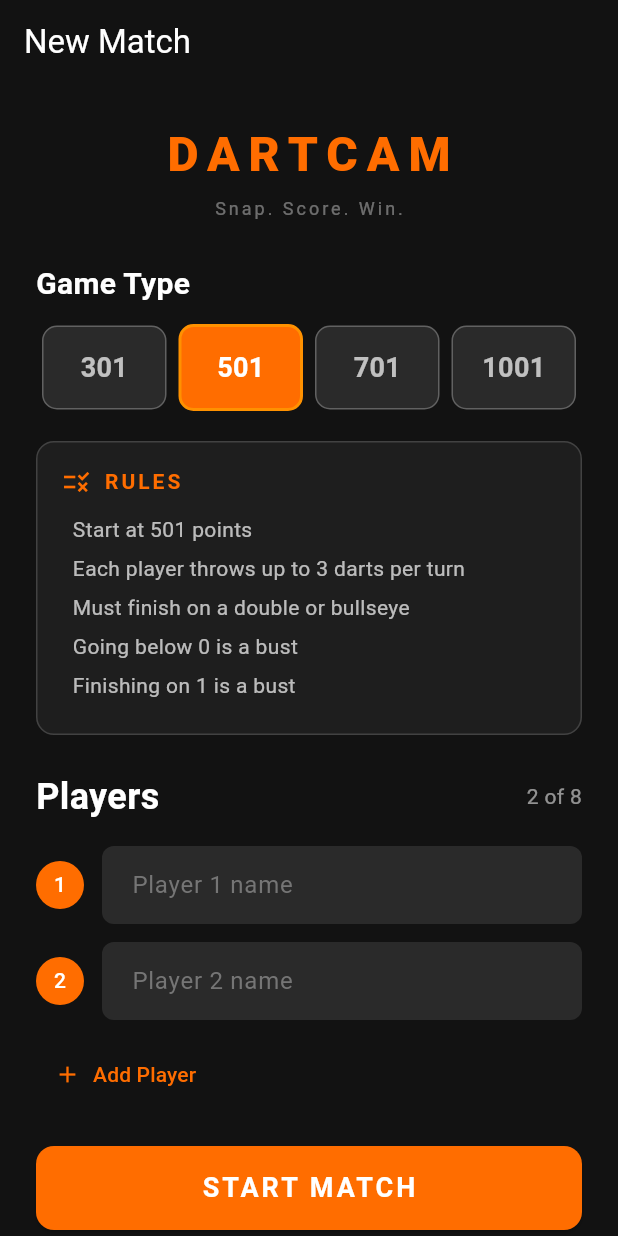
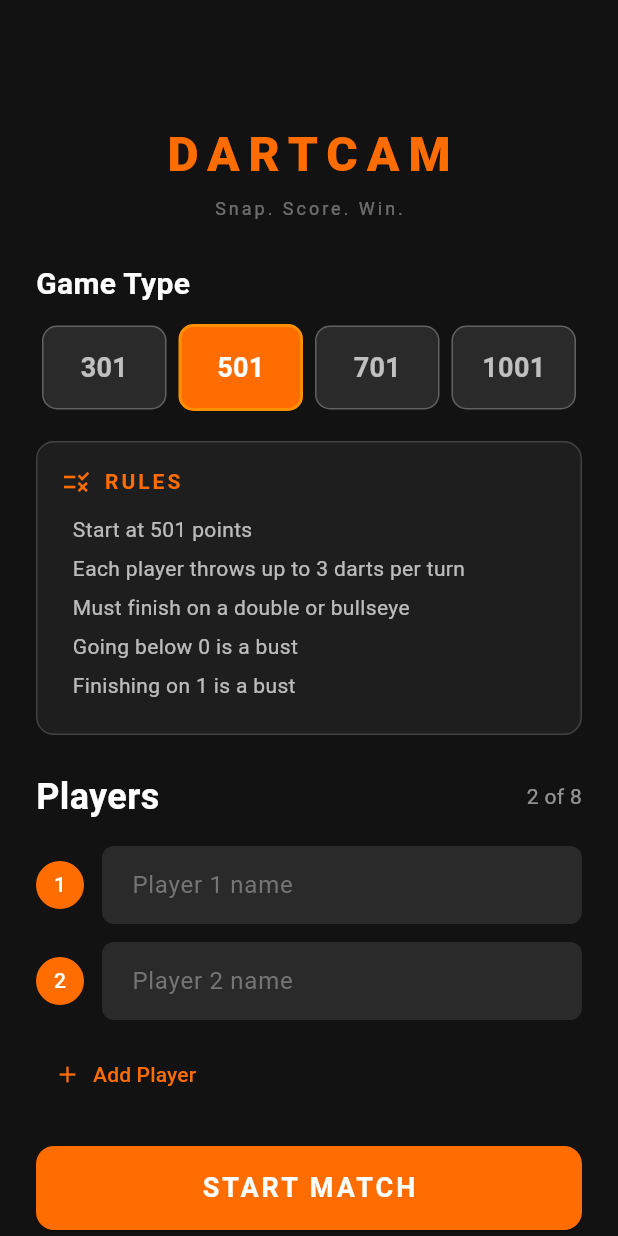
Before and after one commit to sayanmohsin/dartcam, a Flutter app: the screen it shows after launch, on a phone screen of 412 x 824 dp. Run offline on Flutter 3.47's test engine with Material 3 defaults, Android fonts, the phone set to English and light mode, and no system bars; our stand-ins replace flutter_svg, image_picker, shared_preferences.

Commit message:
fix: GitHub URL launching, remove redundant title, add match persistence with auto-resume

```diff
--- a/lib/data/models/match_state.dart
+++ b/lib/data/models/match_state.dart
@@ -37,4 +37,25 @@ class DartMatchState {
   PlayerProfile get activePlayer => players[activePlayerIndex];
 
   bool get isCompleted => status == MatchStatus.completed;
+
+  Map<String, dynamic> toJson() => {
+        'gameType': gameType,
+        'activePlayerIndex': activePlayerIndex,
+        'players': players.map((p) => p.toJson()).toList(),
+        'history': history.map((h) => h.toJson()).toList(),
+        'status': status.index,
+      };
+
+  factory DartMatchState.fromJson(Map<String, dynamic> json) =>
+      DartMatchState(
+        gameType: json['gameType'] as int,
+        activePlayerIndex: json['activePlayerIndex'] as int,
+        players: (json['players'] as List)
+            .map((p) => PlayerProfile.fromJson(p as Map<String, dynamic>))
+            .toList(),
+        history: (json['history'] as List)
+            .map((h) => TurnMutation.fromJson(h as Map<String, dynamic>))
+            .toList(),
+        status: MatchStatus.values[json['status'] as int],
+      );
 }
--- a/lib/data/models/player_profile.dart
+++ b/lib/data/models/player_profile.dart
@@ -20,4 +20,16 @@ class PlayerProfile {
       currentScore: currentScore ?? this.currentScore,
     );
   }
+
+  Map<String, dynamic> toJson() => {
+        'id': id,
+        'name': name,
+        'currentScore': currentScore,
+      };
+
+  factory PlayerProfile.fromJson(Map<String, dynamic> json) => PlayerProfile(
+        id: json['id'] as String,
+        name: json['name'] as String,
+        currentScore: json['currentScore'] as int,
+      );
 }
--- a/lib/data/models/turn_mutation.dart
+++ b/lib/data/models/turn_mutation.dart
@@ -10,4 +10,18 @@ class TurnMutation {
     required this.totalTurnScore,
     required this.scoreBeforeTurn,
   });
+
+  Map<String, dynamic> toJson() => {
+        'playerId': playerId,
+        'detectedScores': detectedScores,
+        'totalTurnScore': totalTurnScore,
+        'scoreBeforeTurn': scoreBeforeTurn,
+      };
+
+  factory TurnMutation.fromJson(Map<String, dynamic> json) => TurnMutation(
+        playerId: json['playerId'] as String,
+        detectedScores: List<int>.from(json['detectedScores'] as List),
+        totalTurnScore: json['totalTurnScore'] as int,
+        scoreBeforeTurn: json['scoreBeforeTurn'] as int,
+      );
 }
--- a/lib/data/state/match_state_manager.dart
+++ b/lib/data/state/match_state_manager.dart
@@ -1,10 +1,14 @@
+import 'dart:convert';
 import 'package:flutter/foundation.dart';
+import 'package:shared_preferences/shared_preferences.dart';
 import 'package:uuid/uuid.dart';
 import '../models/match_state.dart';
 import '../models/player_profile.dart';
 import '../models/turn_mutation.dart';
 import '../../core/constants/dartboard_constants.dart';
 import '../../core/vision/scoring_geometry.dart';
+
+const _matchKey = 'saved_match';
 
 class MatchStateManager extends ValueNotifier<DartMatchState> {
   MatchStateManager({
@@ -22,12 +26,44 @@ class MatchStateManager extends ValueNotifier<DartMatchState> {
               .toList(),
           history: [],
           status: MatchStatus.active,
-        ));
+        )) {
+    _save();
+  }
+
+  MatchStateManager._fromState(super.state) : super() {
+    _save();
+  }
+
+  static Future<MatchStateManager?> load() async {
+    final prefs = await SharedPreferences.getInstance();
+    final json = prefs.getString(_matchKey);
+    if (json == null) return null;
+    try {
+      final state = DartMatchState.fromJson(
+        jsonDecode(json) as Map<String, dynamic>,
+      );
+      if (state.isCompleted) return null;
+      return MatchStateManager._fromState(state);
+    } catch (_) {
+      return null;
+    }
+  }
+
+  Future<void> _save() async {
+    final prefs = await SharedPreferences.getInstance();
+    await prefs.setString(_matchKey, jsonEncode(value.toJson()));
+  }
+
+  static Future<void> clear() async {
+    final prefs = await SharedPreferences.getInstance();
+    await prefs.remove(_matchKey);
+  }
 
   void advanceTurn() {
     if (value.isCompleted) return;
     final nextIndex = (value.activePlayerIndex + 1) % value.players.length;
     value = value.copyWith(activePlayerIndex: nextIndex);
+    _save();
   }
 
   /// Records a turn. Returns a BustResult if the turn was a bust.
@@ -39,10 +75,6 @@ class MatchStateManager extends ValueNotifier<DartMatchState> {
     final totalScore = scores.fold(0, (sum, s) => sum + s);
     final newScore = scoreBefore - totalScore;
 
-    // Bust conditions:
-    // 1. Score goes below 0 (over-bust)
-    // 2. Score equals exactly 1 (can't finish on a double)
-    // 3. Score reaches 0 but last dart wasn't a double (must double out)
     final isOverBust = newScore < 0;
     final isOneBust = newScore == 1;
     final isCheckout = newScore == 0;
@@ -50,9 +82,7 @@ class MatchStateManager extends ValueNotifier<DartMatchState> {
     bool isBust = isOverBust || isOneBust;
 
     if (isCheckout && !isBust) {
-      // Must finish on a double - check if any dart was a double
       if (darts != null && darts.isNotEmpty) {
-        // Find the last non-zero dart (the checkout dart)
         ScoredDart? checkoutDart;
         for (int i = darts.length - 1; i >= 0; i--) {
           if (darts[i].totalScore > 0) {
@@ -60,20 +90,19 @@ class MatchStateManager extends ValueNotifier<DartMatchState> {
             break;
           }
         }
-        // Checkout dart must be a double (multiplier == 2) or bullseye (score == 50)
         if (checkoutDart != null &&
             checkoutDart.multiplier != 2 &&
             checkoutDart.score != 50) {
           isBust = true;
         }
-      } else {
-        // If no dart info provided, allow checkout (fallback for backward compat)
       }
     }
 
     if (isBust) {
       advanceTurn();
-      return isOverBust ? BustResult.overBust : (isOneBust ? BustResult.oneBust : BustResult.notDouble);
+      return isOverBust
+          ? BustResult.overBust
+          : (isOneBust ? BustResult.oneBust : BustResult.notDouble);
     }
 
     final mutation = TurnMutation(
@@ -102,6 +131,7 @@ class MatchStateManager extends ValueNotifier<DartMatchState> {
       advanceTurn();
     }
 
+    _save();
     return BustResult.none;
   }
 
@@ -133,6 +163,8 @@ class MatchStateManager extends ValueNotifier<DartMatchState> {
           targetIndex >= 0 ? targetIndex : value.activePlayerIndex,
       status: MatchStatus.active,
     );
+
+    _save();
   }
 
   bool get canUndo => value.history.isNotEmpty;
@@ -153,6 +185,11 @@ class MatchStateManager extends ValueNotifier<DartMatchState> {
       history: [],
       status: MatchStatus.active,
     );
+    _save();
+  }
+
+  void endMatch() {
+    clear();
   }
 }
 
--- a/lib/main.dart
+++ b/lib/main.dart
@@ -132,7 +132,6 @@ class _SetupScreenState extends State<SetupScreen> {
     return Scaffold(
       backgroundColor: kDarkBg,
       appBar: AppBar(
-        title: const Text('New Match', style: TextStyle(color: Colors.white)),
         backgroundColor: Colors.transparent,
         elevation: 0,
       ),
@@ -484,6 +483,7 @@ class _GameScreenState extends State<GameScreen> {
   }
 
   void _onEndMatch() {
+    widget.stateManager.endMatch();
     Navigator.of(context).pushReplacement(
       MaterialPageRoute(builder: (_) => const SetupScreen()),
     );
--- a/pubspec.yaml
+++ b/pubspec.yaml
@@ -35,6 +35,7 @@ dependencies:
   image: ^4.5.3
   image_picker: ^1.1.2
   path_provider: ^2.1.5
+  shared_preferences: ^2.3.4
   flutter_svg: ^2.0.16
   url_launcher: ^6.3.1
   uuid: ^4.5.1
```
Also changed, not shown: lib/presentation/screens/00_splash_screen.dart (+14 -3 lines), pubspec.lock, 1 other file.
